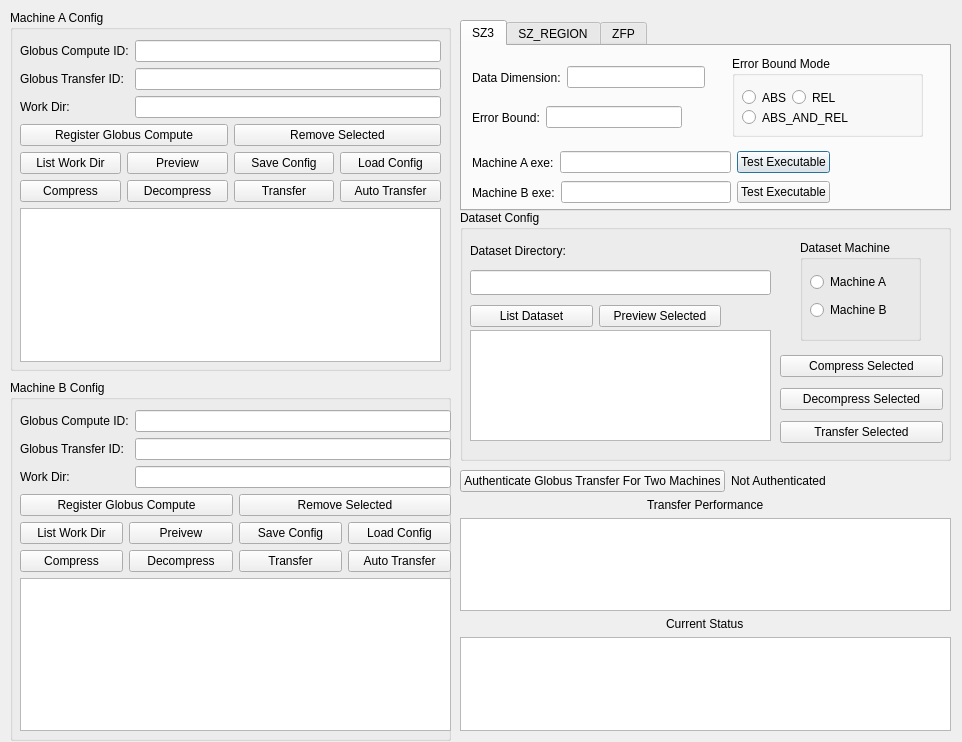
legendPerceptor/Ocelot, file ocelot.ui: the form before one commit.
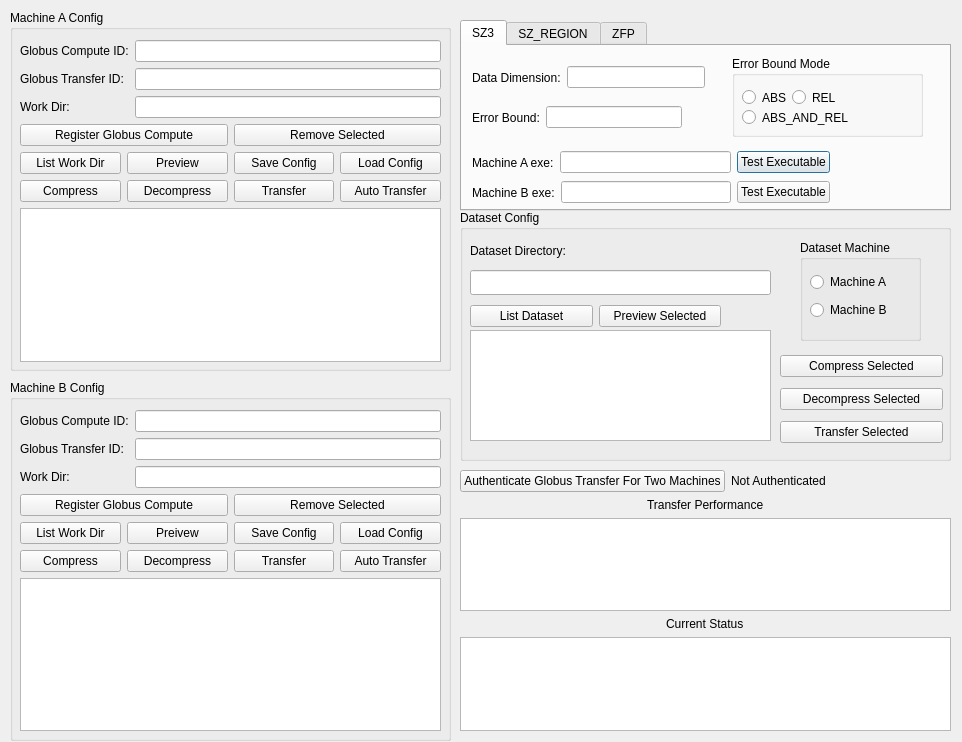
The form after the commit.

Patch:
```diff
--- a/ocelot.ui
+++ b/ocelot.ui
@@ -81,7 +81,7 @@
       </property>
      </widget>
     </widget>
-    <widget class="QWidget" name="">
+    <widget class="QWidget" name="layoutWidget">
      <property name="geometry">
       <rect>
        <x>10</x>
@@ -382,7 +382,7 @@
      <rect>
       <x>10</x>
       <y>30</y>
-      <width>431</width>
+      <width>421</width>
       <height>321</height>
      </rect>
     </property>
```
Left out of the diff: 10 changed lines with no effect on the pictures.
